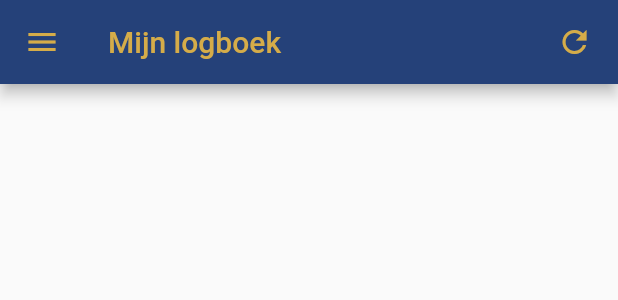
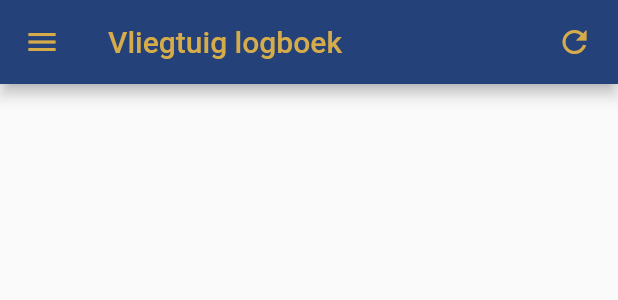
Before and after one commit to rjnkr/myglide, a Flutter app: the HoofdMenu widget shown alone on an empty page, opened directly, after a tap on "Vliegtuig logboek", on a phone screen of 412 x 824 dp. Shown: the top 300 px of the screen. Run offline on Flutter 3.47's test engine with Material 2 defaults, Android fonts, the light colour scheme and no system bars; our stand-ins replace connectivity, numberpicker, shared_preferences; missing offline and left inert: encrypt; accounts and stored records are empty.

Commit message:
vliegtuig_logboek_scherm.dart added

```diff
--- a/my_glide/lib/main.dart
+++ b/my_glide/lib/main.dart
@@ -4,6 +4,7 @@ import 'package:my_glide/pages/home_scherm.dart';
 import 'package:my_glide/pages/login_scherm.dart';
 import 'package:my_glide/pages/splash_scherm.dart';
 import 'package:my_glide/pages/settings_scherm.dart';
+import 'package:my_glide/pages/vliegtuig_logboek_scherm.dart';
 
 import 'package:my_glide/utils/session.dart';
 import 'package:my_glide/utils/my_glide_const.dart';
@@ -12,6 +13,7 @@ var routes = <String, WidgetBuilder>{
   "/home": (BuildContext context) => HomeScreen(),
   "/login": (BuildContext context) => LoginScreen(),
   "/settings": (BuildContext context) => SettingsScreen(),
+  "/vliegtuigen": (BuildContext context) => VliegtuigLogboekScreen(),
 // "/intro": (BuildContext context) => IntroScreen(),
 };
 
--- /dev/null
+++ b/my_glide/lib/pages/vliegtuig_logboek_scherm.dart
@@ -0,0 +1,35 @@
+import 'package:flutter/material.dart';
+import 'package:my_glide/utils/my_glide_const.dart';
+
+import 'package:my_glide/widget/hoofd_menu.dart';
+
+class VliegtuigLogboekScreen extends StatefulWidget {
+  @override
+  _VliegtuigLogboekScreenState createState() => _VliegtuigLogboekScreenState();
+}
+
+class _VliegtuigLogboekScreenState extends State<VliegtuigLogboekScreen> {
+
+  @override
+  Widget build(BuildContext context) {
+    return Scaffold(
+      appBar: AppBar(
+        backgroundColor: MyGlideConst.appBarBackground(),
+        iconTheme: IconThemeData(color: MyGlideConst.frontColor),
+        title: Text(
+          "Vliegtuig logboek",
+          style: MyGlideConst.appBarTextColor()
+        ),
+        actions: <Widget>[
+          IconButton (
+        //    onPressed: () => _ophalenLogboek(true),
+            icon: Icon(Icons.refresh, color: MyGlideConst.frontColor),
+            padding: const EdgeInsets.only(right: 10.0)
+          )
+        ],
+      ),
+      drawer: HoofdMenu(),
+     // body:
+    );
+  }
+}
--- a/my_glide/lib/utils/my_navigation.dart
+++ b/my_glide/lib/utils/my_navigation.dart
@@ -12,7 +12,12 @@ class MyNavigator {
   static void goToLogin(BuildContext context) {
     Navigator.pushNamed(context, "/login");
   }
+
   static void goToSettings(BuildContext context) {
     Navigator.pushNamed(context, "/settings");
   }
+
+  static void goToVliegtuigen(BuildContext context) {
+    Navigator.pushNamed(context, "/vliegtuigen");
+  }
 }
--- a/my_glide/lib/widget/hoofd_menu.dart
+++ b/my_glide/lib/widget/hoofd_menu.dart
@@ -64,7 +64,7 @@ class _HoofdMenuState extends State<HoofdMenu> {
                       )
                     ),
                     trailing: Icon(Icons.airplanemode_active, color: MyGlideConst.frontColor),
-                    onTap: (){MyNavigator.goToHome(context);}
+                    onTap: (){MyNavigator.goToVliegtuigen(context);}
                   ),
                   ListTile(
                     title: Text("Instellingen",
```
